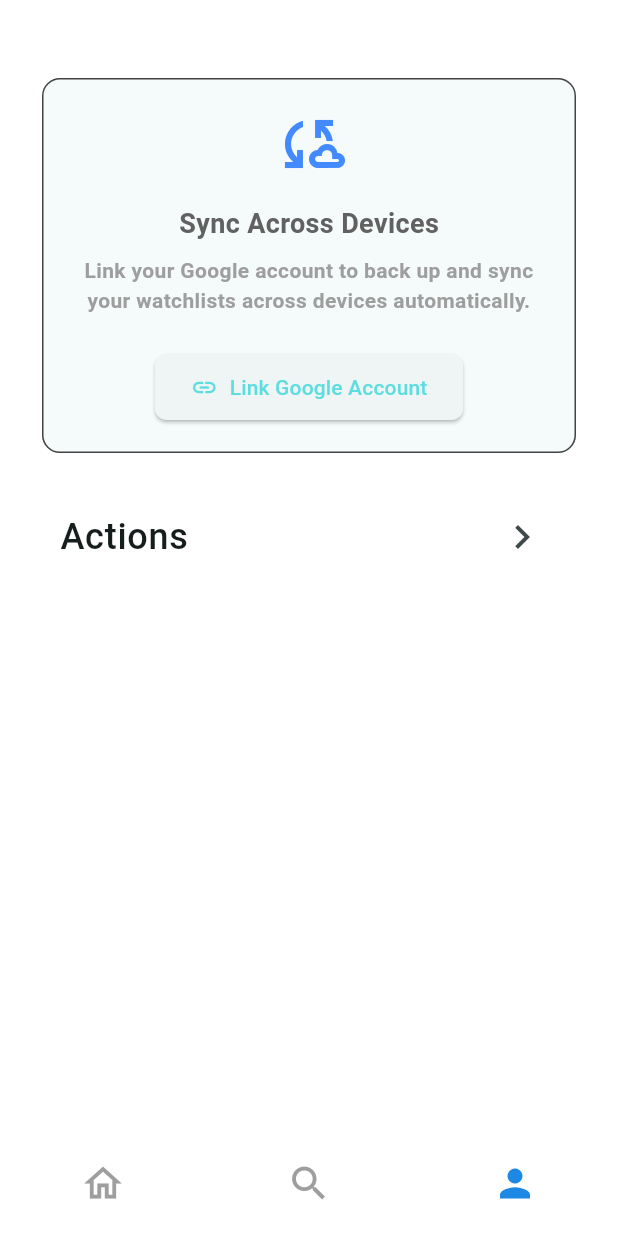
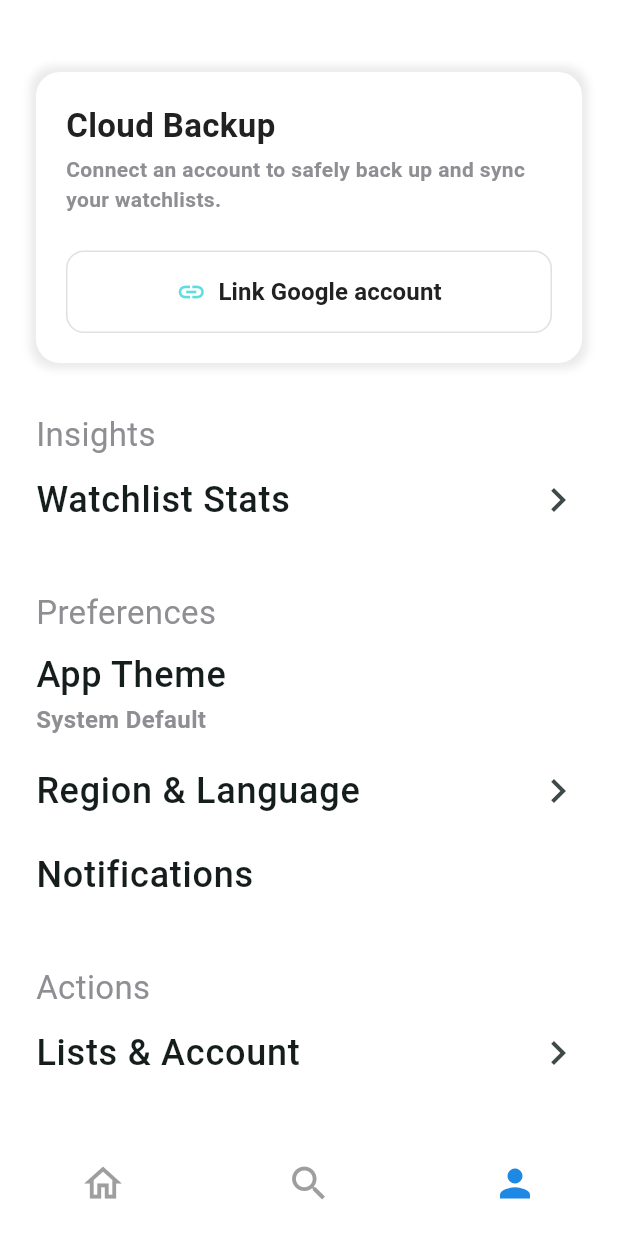
Before and after one commit to tamseg/watchlistgo, a Flutter app: the screen it shows after launch, swiped to page 3, on a phone screen of 412 x 824 dp. Run offline on Flutter 3.47's test engine with Material 3 defaults, Android fonts, the phone set to English and light mode, and no system bars; our stand-ins replace cached_network_image, cloud_firestore, connectivity_plus, firebase_auth, firebase_core, firebase_messaging and 8 more; missing offline and left inert: mcp_toolkit; accounts and stored records are empty; network calls fail.

Commit message:
UI: Redesign Profile page and Cloud Backup card

```diff
--- a/lib/screens/home_page.dart
+++ b/lib/screens/home_page.dart
@@ -94,7 +94,10 @@ class _HomePageState extends State<HomePage> {
             onAddSeries: _addSeries,
             onAddMovie: _addMovie,
           ),
-          ProfilePage(repository: widget.repository),
+          ProfilePage(
+            repository: widget.repository,
+            themeController: widget.themeController,
+          ),
         ],
       ),
       bottomNavigationBar: ClipRect(
--- a/lib/screens/profile_page.dart
+++ b/lib/screens/profile_page.dart
@@ -3,11 +3,53 @@ import '../theme/app_theme.dart';
 import '../widgets/cloud_backup_card.dart';
 import '../services/watchlist_repository.dart';
 import 'actions_page.dart';
+import 'stats_page.dart';
+import '../theme/theme_controller.dart';
 
-class ProfilePage extends StatelessWidget {
+class ProfilePage extends StatefulWidget {
   final WatchlistRepository repository;
+  final ThemeController themeController;
 
-  const ProfilePage({super.key, required this.repository});
+  const ProfilePage({
+    super.key,
+    required this.repository,
+    required this.themeController,
+  });
+
+  @override
+  State<ProfilePage> createState() => _ProfilePageState();
+}
+
+class _ProfilePageState extends State<ProfilePage> {
+  void _showThemeDialog() {
+    showDialog(
+      context: context,
+      builder: (context) {
+        return AlertDialog(
+          title: const Text('App Theme'),
+          content: RadioGroup<String>(
+            groupValue: widget.themeController.currentTheme,
+            onChanged: (String? value) {
+              if (value != null) {
+                widget.themeController.updateTheme(value);
+                Navigator.pop(context);
+              }
+            },
+            child: Column(
+              mainAxisSize: MainAxisSize.min,
+              children: ['Light', 'Dark', 'System Default'].map((theme) {
+                return RadioListTile<String>(
+                  title: Text(theme),
+                  value: theme,
+                  controlAffinity: ListTileControlAffinity.leading,
+                );
+              }).toList(),
+            ),
+          ),
+        );
+      },
+    );
+  }
 
   @override
   Widget build(BuildContext context) {
@@ -19,7 +61,7 @@ class ProfilePage extends StatelessWidget {
         elevation: 0,
         flexibleSpace: AppTheme.buildFrostedGlassBackground(),
       ),
-      body: Padding(
+      body: SingleChildScrollView(
         padding: const EdgeInsets.only(
           left: 24.0,
           right: 24.0,
@@ -29,11 +71,58 @@ class ProfilePage extends StatelessWidget {
         child: Column(
           crossAxisAlignment: CrossAxisAlignment.stretch,
           children: [
-            CloudBackupCard(repository: repository),
-            const SizedBox(height: 24),
+            CloudBackupCard(repository: widget.repository),
+            const SizedBox(height: 32),
+            const Text(
+              'Insights',
+              style: TextStyle(
+                fontSize: 22,
+                fontWeight: FontWeight.w400,
+                color: AppTheme.secondaryTextColor,
+              ),
+            ),
             ListTile(
+              contentPadding: EdgeInsets.zero,
               title: const Text(
-                'Actions',
+                'Watchlist Stats',
+                style: TextStyle(fontSize: 24, fontWeight: FontWeight.w500),
+              ),
+              trailing: const Icon(Icons.chevron_right, size: 32),
+              onTap: () {
+                Navigator.push(
+                  context,
+                  MaterialPageRoute(builder: (_) => const StatsPage()),
+                );
+              },
+            ),
+            const SizedBox(height: 32),
+            const Text(
+              'Preferences',
+              style: TextStyle(
+                fontSize: 22,
+                fontWeight: FontWeight.w400,
+                color: AppTheme.secondaryTextColor,
+              ),
+            ),
+            ListTile(
+              contentPadding: EdgeInsets.zero,
+              title: const Text(
+                'App Theme',
+                style: TextStyle(fontSize: 24, fontWeight: FontWeight.w500),
+              ),
+              subtitle: Text(
+                widget.themeController.currentTheme,
+                style: const TextStyle(
+                  fontSize: 16,
+                  color: AppTheme.secondaryTextColor,
+                ),
+              ),
+              onTap: _showThemeDialog,
+            ),
+            ListTile(
+              contentPadding: EdgeInsets.zero,
+              title: const Text(
+                'Region & Language',
                 style: TextStyle(fontSize: 24, fontWeight: FontWeight.w500),
               ),
               trailing: const Icon(Icons.chevron_right, size: 32),
@@ -41,7 +130,39 @@ class ProfilePage extends StatelessWidget {
                 Navigator.push(
                   context,
                   MaterialPageRoute(
-                    builder: (_) => ActionsPage(repository: repository),
+                    builder: (_) => ActionsPage(repository: widget.repository),
+                  ),
+                );
+              },
+            ),
+            ListTile(
+              contentPadding: EdgeInsets.zero,
+              title: const Text(
+                'Notifications',
+                style: TextStyle(fontSize: 24, fontWeight: FontWeight.w500),
+              ),
+            ),
+            const SizedBox(height: 32),
+            const Text(
+              'Actions',
+              style: TextStyle(
+                fontSize: 22,
+                fontWeight: FontWeight.w400,
+                color: AppTheme.secondaryTextColor,
+              ),
+            ),
+            ListTile(
+              contentPadding: EdgeInsets.zero,
+              title: const Text(
+                'Lists & Account',
+                style: TextStyle(fontSize: 24, fontWeight: FontWeight.w500),
+              ),
+              trailing: const Icon(Icons.chevron_right, size: 32),
+              onTap: () {
+                Navigator.push(
+                  context,
+                  MaterialPageRoute(
+                    builder: (_) => ActionsPage(repository: widget.repository),
                   ),
                 );
               },
--- /dev/null
+++ b/lib/screens/stats_page.dart
@@ -0,0 +1,23 @@
+import 'package:material_ui/material_ui.dart';
+import '../theme/app_theme.dart';
+
+class StatsPage extends StatelessWidget {
+  const StatsPage({super.key});
+
+  @override
+  Widget build(BuildContext context) {
+    return Scaffold(
+      appBar: AppBar(title: const Text('Watchlist Stats')),
+      body: const Center(
+        child: Text(
+          'Coming soon...',
+          style: TextStyle(
+            fontSize: 18,
+            color: AppTheme.secondaryTextColor,
+            fontWeight: FontWeight.w500,
+          ),
+        ),
+      ),
+    );
+  }
+}
--- a/lib/widgets/cloud_backup_card.dart
+++ b/lib/widgets/cloud_backup_card.dart
@@ -1,10 +1,12 @@
 import 'package:material_ui/material_ui.dart';
+import '../theme/app_theme.dart';
 import 'package:firebase_auth/firebase_auth.dart';
 import '../main.dart';
 import '../services/firebase_auth_service.dart';
 import '../services/firestore_database_service.dart';
 import '../services/watchlist_repository.dart';
 import 'custom_snackbar.dart';
+import 'provider_link_button.dart';
 
 class CloudBackupCard extends StatefulWidget {
   final WatchlistRepository repository;
@@ -97,51 +99,87 @@ class _CloudBackupCardState extends State<CloudBackupCard> {
 
   @override
   Widget build(BuildContext context) {
-    return Card(
-      elevation: 0,
-      color: Theme.of(context).cardColor,
-      shape: RoundedRectangleBorder(
-        borderRadius: BorderRadius.circular(12),
-        side: BorderSide(color: Colors.grey.shade800),
+    return StreamBuilder<User?>(
+      stream: _authService.authStateChanges,
+      builder: (builderContext, snapshot) {
+        final user = snapshot.data;
+        final isLinked = snapshot.hasData && user != null;
+
+        String? activeProviderId;
+        if (isLinked && user.providerData.isNotEmpty) {
+          activeProviderId = user.providerData.first.providerId;
+        }
+
+        return Container(
+          decoration: BoxDecoration(
+            color: AppTheme.scaffoldColor,
+            borderRadius: BorderRadius.circular(16),
+            boxShadow: [
+              BoxShadow(
+                color: Colors.black.withValues(alpha: 0.08),
+                blurRadius: 4,
+                spreadRadius: 4,
+                offset: Offset.zero,
+              ),
+            ],
           ),
           child: Padding(
             padding: const EdgeInsets.all(20.0),
-        child: StreamBuilder<User?>(
-          stream: _authService.authStateChanges,
-          builder: (builderContext, snapshot) {
-            final isLinked = snapshot.hasData && snapshot.data != null;
-
-            return Column(
+            child: Column(
+              crossAxisAlignment: CrossAxisAlignment.start,
               children: [
-                const Icon(
-                  Icons.cloud_sync_outlined,
-                  size: 48,
-                  color: Colors.blueAccent,
+                Row(
+                  crossAxisAlignment: CrossAxisAlignment.start,
+                  children: [
+                    if (isLinked) ...[
+                      CircleAvatar(
+                        radius: 25,
+                        backgroundColor: Colors.grey.shade200,
+                        backgroundImage: user.photoURL != null
+                            ? NetworkImage(user.photoURL!)
+                            : null,
+                        child: user.photoURL == null
+                            ? const Icon(
+                                Icons.person,
+                                size: 30,
+                                color: Colors.grey,
+                              )
+                            : null,
                       ),
-                const SizedBox(height: 16),
+                      const SizedBox(width: 16),
+                    ],
+                    Expanded(
+                      child: Column(
+                        crossAxisAlignment: CrossAxisAlignment.start,
+                        children: [
                           const Text(
-                  'Sync Across Devices',
-                  style: TextStyle(fontSize: 18, fontWeight: FontWeight.bold),
+                            'Cloud Backup',
+                            style: TextStyle(
+                              fontSize: 22,
+                              fontWeight: FontWeight.bold,
+                              color: AppTheme.darkTextColor,
                             ),
-                const SizedBox(height: 8),
+                          ),
+                          const SizedBox(height: 4),
                           Text(
                             isLinked
-                      ? 'Your watchlists are safely backed up to the cloud and synced across devices.'
-                      : 'Link your Google account to back up and sync your watchlists across devices automatically.',
-                  textAlign: TextAlign.center,
-                  style: const TextStyle(color: Colors.grey, height: 1.4),
+                                ? 'Linked via ${_getProviderDisplayName(activeProviderId)}'
+                                : 'Connect an account to safely back up and sync your watchlists.',
+                            style: const TextStyle(
+                              fontSize: 14,
+                              color: AppTheme.secondaryTextColor,
+                            ),
+                          ),
+                        ],
+                      ),
+                    ),
+                  ],
                 ),
                 const SizedBox(height: 24),
-                if (_isLoading)
-                  const CircularProgressIndicator()
-                else
-                  ElevatedButton.icon(
-                    icon: Icon(isLinked ? Icons.cloud_off : Icons.link),
-                    label: Text(
-                      isLinked
-                          ? 'Disconnect Google Account'
-                          : 'Link Google Account',
-                    ),
+                ProviderLinkButton(
+                  providerId: activeProviderId ?? 'google.com',
+                  isLinked: isLinked,
+                  isLoading: _isLoading,
                   onPressed: () {
                     if (isLinked) {
                       _handleUnlink(builderContext);
@@ -149,21 +187,25 @@ class _CloudBackupCardState extends State<CloudBackupCard> {
                       _handleLink(builderContext);
                     }
                   },
-                    style: ElevatedButton.styleFrom(
-                      padding: const EdgeInsets.symmetric(
-                        horizontal: 24,
-                        vertical: 12,
-                      ),
-                      shape: RoundedRectangleBorder(
-                        borderRadius: BorderRadius.circular(8),
-                      ),
-                    ),
                 ),
               ],
-            );
-          },
             ),
           ),
         );
+      },
+    );
+  }
+
+  String _getProviderDisplayName(String? providerId) {
+    switch (providerId) {
+      case 'google.com':
+        return 'Google';
+      case 'facebook.com':
+        return 'Meta';
+      case 'apple.com':
+        return 'Apple';
+      default:
+        return 'Account';
     }
   }
+}
--- /dev/null
+++ b/lib/widgets/provider_link_button.dart
@@ -0,0 +1,96 @@
+import 'package:material_ui/material_ui.dart';
+import '../theme/app_theme.dart';
+
+class ProviderLinkButton extends StatelessWidget {
+  final String providerId;
+  final bool isLinked;
+  final bool isLoading;
+  final VoidCallback onPressed;
+
+  const ProviderLinkButton({
+    super.key,
+    required this.providerId,
+    required this.isLinked,
+    required this.isLoading,
+    required this.onPressed,
+  });
+
+  String _getProviderName(String id) {
+    switch (id) {
+      case 'google.com':
+        return 'Google';
+      case 'facebook.com':
+        return 'Meta';
+      case 'apple.com':
+        return 'Apple';
+      default:
+        return 'Account';
+    }
+  }
+
+  Widget _getProviderLogo(String id) {
+    String? logoUrl;
+    switch (id) {
+      case 'google.com':
+        logoUrl =
+            'https://upload.wikimedia.org/wikipedia/commons/thumb/c/c1/Google_%22G%22_logo.svg/1024px-Google_%22G%22_logo.svg.png';
+        break;
+      case 'facebook.com':
+        logoUrl =
+            'https://upload.wikimedia.org/wikipedia/commons/thumb/b/b8/2021_Facebook_icon.svg/1024px-2021_Facebook_icon.svg.png';
+        break;
+      case 'apple.com':
+        logoUrl =
+            'https://upload.wikimedia.org/wikipedia/commons/thumb/f/fa/Apple_logo_black.svg/1024px-Apple_logo_black.svg.png';
+        break;
+    }
+
+    if (logoUrl != null) {
+      return Image.network(
+        logoUrl,
+        height: 20,
+        width: 20,
+        errorBuilder: (context, error, stackTrace) =>
+            const Icon(Icons.link, size: 20),
+      );
+    }
+    return const Icon(Icons.link, size: 20);
+  }
+
+  @override
+  Widget build(BuildContext context) {
+    if (isLoading) {
+      return const Center(
+        child: Padding(
+          padding: EdgeInsets.symmetric(vertical: 12.0),
+          child: CircularProgressIndicator(),
+        ),
+      );
+    }
+
+    final providerName = _getProviderName(providerId);
+
+    return SizedBox(
+      width: double.infinity,
+      child: OutlinedButton.icon(
+        icon: _getProviderLogo(providerId),
+        label: Text(
+          isLinked ? 'Unlink from $providerName' : 'Link $providerName account',
+          style: const TextStyle(
+            fontSize: 16,
+            fontWeight: FontWeight.w600,
+            color: AppTheme.darkTextColor,
+          ),
+        ),
+        onPressed: onPressed,
+        style: OutlinedButton.styleFrom(
+          padding: const EdgeInsets.symmetric(vertical: 16),
+          side: const BorderSide(color: AppTheme.placeholderColor),
+          shape: RoundedRectangleBorder(
+            borderRadius: BorderRadius.circular(12),
+          ),
+        ),
+      ),
+    );
+  }
+}
```
Lines whose indentation alone changed are shown as unchanged.
